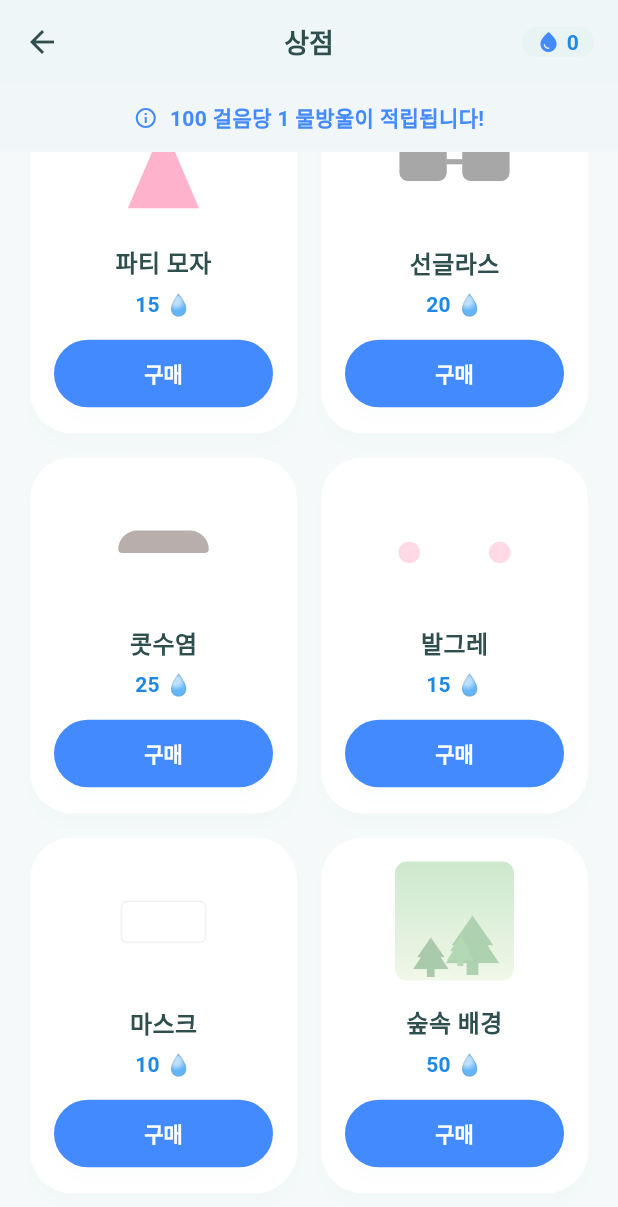
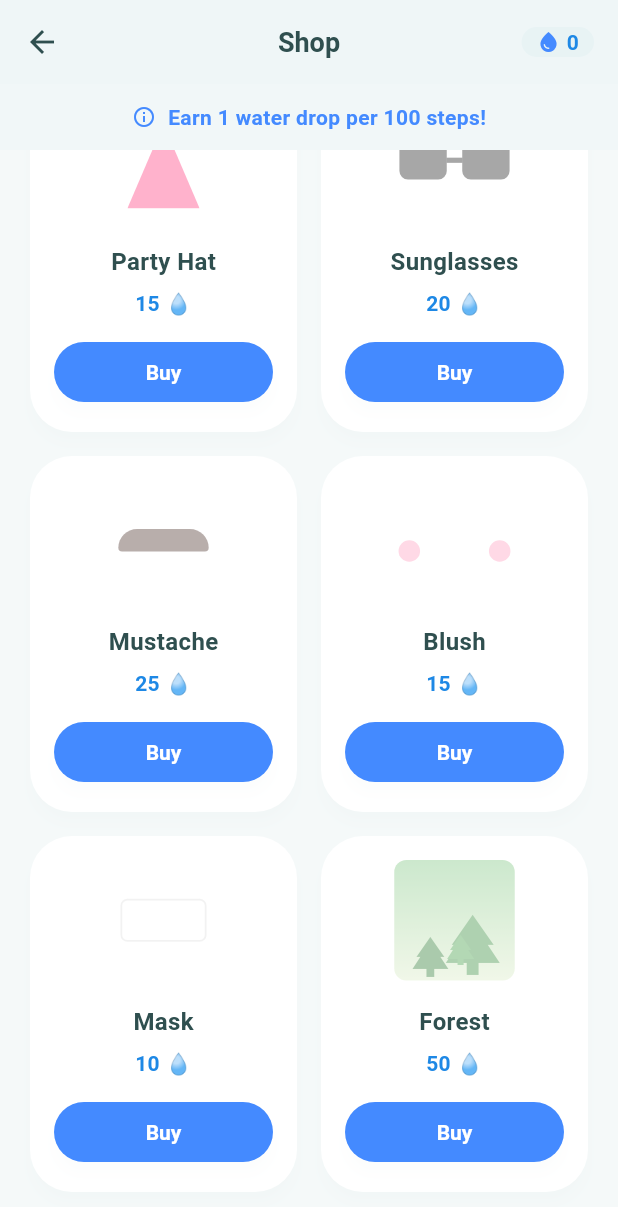
Before and after one commit to dduddupark/EnergySlime, a Flutter app: the ShopScreen screen opened directly, scrolled down 576 dp, on a phone screen of 412 x 824 dp. Shown: the top 1207 px of the screen. Run offline on Flutter 3.47's test engine with Material 3 defaults, Android fonts, the phone set to English and light mode, and no system bars; our stand-ins replace google_fonts, pedometer, permission_handler, shared_preferences, sqflite, table_calendar; missing offline and left inert: flutter_foreground_task, health; accounts and stored records are empty.

Commit message:
feat: localize hardcoded Korean text in shop, dashboard and foreground service to support both EN and KO

```diff
--- a/lib/data/services/foreground_task_handler.dart
+++ b/lib/data/services/foreground_task_handler.dart
@@ -1,6 +1,9 @@
 import 'dart:async';
 import 'package:flutter_foreground_task/flutter_foreground_task.dart';
 import 'package:pedometer/pedometer.dart';
+import 'dart:io';
+import 'package:flutter/material.dart';
+import '../../l10n/app_localizations.dart';
 
 @pragma('vm:entry-point')
 void startCallback() {
@@ -12,16 +15,20 @@ class PedometerTaskHandler extends TaskHandler {
 
   @override
   Future<void> onStart(DateTime timestamp, TaskStarter starter) async {
+    final languageCode = Platform.localeName.split('_')[0];
+    final locale = Locale(languageCode);
+    final l10n = lookupAppLocalizations(locale);
+
     FlutterForegroundTask.updateService(
       notificationTitle: 'Energy Slime',
-      notificationText: '걸음 수 데이터를 초기화 중입니다...',
+      notificationText: l10n.initStepData,
     );
     // 백그라운드에서 만보기 스트림 시작
     _stepSubscription = Pedometer.stepCountStream.listen((StepCount event) {
       // 센서 업데이트 시 노티피케이션 업데이트
       FlutterForegroundTask.updateService(
         notificationTitle: 'Energy Slime',
-        notificationText: '걸음 수 기록 중...', // 단순 상태 메시지만 표출
+        notificationText: l10n.trackingSteps,
       );
     });
   }
--- a/lib/l10n/app_en.arb
+++ b/lib/l10n/app_en.arb
@@ -54,5 +54,43 @@
     "placeholders": {
       "count": { "type": "int" }
     }
-  }
+  },
+
+  "purchasedItem": "Purchased {itemName}!",
+  "@purchasedItem": {
+    "placeholders": {
+      "itemName": { "type": "String", "example": "Red Hat" }
+    }
+  },
+  "notEnoughPoints": "Not enough points! Walk to collect water drops.",
+  "shopTitle": "Shop",
+  "earnPointRule": "Earn 1 water drop per 100 steps!",
+  "unequipBtn": "Unequip",
+  "equipBtn": "Equip",
+  "buyBtn": "Buy",
+  "purchaseHistoryTitle": "Purchase History",
+  "noPurchasedItems": "No purchased items yet.",
+  "categoryBg": "Background",
+  "categoryFace": "Face Deco",
+  "categoryHead": "Hat",
+  "statusEquipped": "Equipped",
+  "statusStored": "Stored",
+  "add100Points": "Add 100 Points",
+  "add100PointsSuccess": "💧 Test: 100 points granted! 💧",
+  "initStepData": "Initializing step data...",
+
+  "hat_red": "Red Cap",
+  "hat_crown": "Small Crown",
+  "hat_straw": "Straw Hat",
+  "hat_wizard": "Wizard Hat",
+  "hat_party": "Party Hat",
+  "face_glasses": "Sunglasses",
+  "face_mustache": "Mustache",
+  "face_blush": "Blush",
+  "face_mask": "Mask",
+  "bg_forest": "Forest",
+  "bg_space": "Space",
+  "bg_beach": "Beach",
+  "bg_city": "City",
+  "bg_snow": "Snowy Field"
 }
--- a/lib/l10n/app_ko.arb
+++ b/lib/l10n/app_ko.arb
@@ -27,5 +27,38 @@
   "slimeSpeechHungry": "배고파서 움직일 힘이 없어...\n({remaining}보 남음)",
   "slimeSpeechActive": "조금만 더!\n몸이 가벼워지고 있어!",
   "slimeSpeechParty": "오늘 최고야!\n나는 이제 무적의 슬라임!",
-  "stepUnit": "{count} 보"
+  "stepUnit": "{count} 보",
+
+  "purchasedItem": "{itemName}을(를) 구매했습니다!",
+  "notEnoughPoints": "포인트가 부족합니다! 걷기를 통해 물방울을 모아보세요.",
+  "shopTitle": "상점",
+  "earnPointRule": "100 걸음당 1 물방울이 적립됩니다!",
+  "unequipBtn": "장착 해제",
+  "equipBtn": "착용하기",
+  "buyBtn": "구매",
+  "purchaseHistoryTitle": "구매 내역",
+  "noPurchasedItems": "아직 구매한 아이템이 없습니다.",
+  "categoryBg": "배경",
+  "categoryFace": "얼굴 꾸미기",
+  "categoryHead": "모자",
+  "statusEquipped": "착용 중",
+  "statusStored": "보관 중",
+  "add100Points": "100 포인트 추가",
+  "add100PointsSuccess": "💧 테스트용: 100 포인트 지급 완료! 💧",
+  "initStepData": "걸음 수 데이터를 초기화 중입니다...",
+
+  "hat_red": "빨간 캡모자",
+  "hat_crown": "작은 왕관",
+  "hat_straw": "밀짚모자",
+  "hat_wizard": "마법사 모자",
+  "hat_party": "파티 모자",
+  "face_glasses": "선글라스",
+  "face_mustache": "콧수염",
+  "face_blush": "발그레",
+  "face_mask": "마스크",
+  "bg_forest": "숲속 배경",
+  "bg_space": "우주 배경",
+  "bg_beach": "해변 배경",
+  "bg_city": "도시 배경",
+  "bg_snow": "눈밭 배경"
 }
--- a/lib/l10n/app_localizations.dart
+++ b/lib/l10n/app_localizations.dart
@@ -253,6 +253,192 @@ abstract class AppLocalizations {
   /// In en, this message translates to:
   /// **'{count} Steps'**
   String stepUnit(int count);
+
+  /// No description provided for @purchasedItem.
+  ///
+  /// In en, this message translates to:
+  /// **'Purchased {itemName}!'**
+  String purchasedItem(String itemName);
+
+  /// No description provided for @notEnoughPoints.
+  ///
+  /// In en, this message translates to:
+  /// **'Not enough points! Walk to collect water drops.'**
+  String get notEnoughPoints;
+
+  /// No description provided for @shopTitle.
+  ///
+  /// In en, this message translates to:
+  /// **'Shop'**
+  String get shopTitle;
+
+  /// No description provided for @earnPointRule.
+  ///
+  /// In en, this message translates to:
+  /// **'Earn 1 water drop per 100 steps!'**
+  String get earnPointRule;
+
+  /// No description provided for @unequipBtn.
+  ///
+  /// In en, this message translates to:
+  /// **'Unequip'**
+  String get unequipBtn;
+
+  /// No description provided for @equipBtn.
+  ///
+  /// In en, this message translates to:
+  /// **'Equip'**
+  String get equipBtn;
+
+  /// No description provided for @buyBtn.
+  ///
+  /// In en, this message translates to:
+  /// **'Buy'**
+  String get buyBtn;
+
+  /// No description provided for @purchaseHistoryTitle.
+  ///
+  /// In en, this message translates to:
+  /// **'Purchase History'**
+  String get purchaseHistoryTitle;
+
+  /// No description provided for @noPurchasedItems.
+  ///
+  /// In en, this message translates to:
+  /// **'No purchased items yet.'**
+  String get noPurchasedItems;
+
+  /// No description provided for @categoryBg.
+  ///
+  /// In en, this message translates to:
+  /// **'Background'**
+  String get categoryBg;
+
+  /// No description provided for @categoryFace.
+  ///
+  /// In en, this message translates to:
+  /// **'Face Deco'**
+  String get categoryFace;
+
+  /// No description provided for @categoryHead.
+  ///
+  /// In en, this message translates to:
+  /// **'Hat'**
+  String get categoryHead;
+
+  /// No description provided for @statusEquipped.
+  ///
+  /// In en, this message translates to:
+  /// **'Equipped'**
+  String get statusEquipped;
+
+  /// No description provided for @statusStored.
+  ///
+  /// In en, this message translates to:
+  /// **'Stored'**
+  String get statusStored;
+
+  /// No description provided for @add100Points.
+  ///
+  /// In en, this message translates to:
+  /// **'Add 100 Points'**
+  String get add100Points;
+
+  /// No description provided for @add100PointsSuccess.
+  ///
+  /// In en, this message translates to:
+  /// **'💧 Test: 100 points granted! 💧'**
+  String get add100PointsSuccess;
+
+  /// No description provided for @initStepData.
+  ///
+  /// In en, this message translates to:
+  /// **'Initializing step data...'**
+  String get initStepData;
+
+  /// No description provided for @hat_red.
+  ///
+  /// In en, this message translates to:
+  /// **'Red Cap'**
+  String get hat_red;
+
+  /// No description provided for @hat_crown.
+  ///
+  /// In en, this message translates to:
+  /// **'Small Crown'**
+  String get hat_crown;
+
+  /// No description provided for @hat_straw.
+  ///
+  /// In en, this message translates to:
+  /// **'Straw Hat'**
+  String get hat_straw;
+
+  /// No description provided for @hat_wizard.
+  ///
+  /// In en, this message translates to:
+  /// **'Wizard Hat'**
+  String get hat_wizard;
+
+  /// No description provided for @hat_party.
+  ///
+  /// In en, this message translates to:
+  /// **'Party Hat'**
+  String get hat_party;
+
+  /// No description provided for @face_glasses.
+  ///
+  /// In en, this message translates to:
+  /// **'Sunglasses'**
+  String get face_glasses;
+
+  /// No description provided for @face_mustache.
+  ///
+  /// In en, this message translates to:
+  /// **'Mustache'**
+  String get face_mustache;
+
+  /// No description provided for @face_blush.
+  ///
+  /// In en, this message translates to:
+  /// **'Blush'**
+  String get face_blush;
+
+  /// No description provided for @face_mask.
+  ///
+  /// In en, this message translates to:
+  /// **'Mask'**
+  String get face_mask;
+
+  /// No description provided for @bg_forest.
+  ///
+  /// In en, this message translates to:
+  /// **'Forest'**
+  String get bg_forest;
+
+  /// No description provided for @bg_space.
+  ///
+  /// In en, this message translates to:
+  /// **'Space'**
+  String get bg_space;
+
+  /// No description provided for @bg_beach.
+  ///
+  /// In en, this message translates to:
+  /// **'Beach'**
+  String get bg_beach;
+
+  /// No description provided for @bg_city.
+  ///
+  /// In en, this message translates to:
+  /// **'City'**
+  String get bg_city;
+
+  /// No description provided for @bg_snow.
+  ///
+  /// In en, this message translates to:
+  /// **'Snowy Field'**
+  String get bg_snow;
 }
 
 class _AppLocalizationsDelegate
--- /dev/null
+++ b/lib/l10n/item_localization.dart
@@ -0,0 +1,23 @@
+import 'package:flutter/material.dart';
+import 'app_localizations.dart';
+
+String getLocalizedItemName(BuildContext context, String itemId) {
+  final l10n = AppLocalizations.of(context)!;
+  switch (itemId) {
+    case 'hat_red': return l10n.hat_red;
+    case 'hat_crown': return l10n.hat_crown;
+    case 'hat_straw': return l10n.hat_straw;
+    case 'hat_wizard': return l10n.hat_wizard;
+    case 'hat_party': return l10n.hat_party;
+    case 'face_glasses': return l10n.face_glasses;
+    case 'face_mustache': return l10n.face_mustache;
+    case 'face_blush': return l10n.face_blush;
+    case 'face_mask': return l10n.face_mask;
+    case 'bg_forest': return l10n.bg_forest;
+    case 'bg_space': return l10n.bg_space;
+    case 'bg_beach': return l10n.bg_beach;
+    case 'bg_city': return l10n.bg_city;
+    case 'bg_snow': return l10n.bg_snow;
+    default: return itemId;
+  }
+}
--- a/lib/ui/dashboard/dashboard_screen.dart
+++ b/lib/ui/dashboard/dashboard_screen.dart
@@ -422,7 +422,7 @@ class _DashboardScreenState extends State<DashboardScreen> with WidgetsBindingOb
 
                 ListTile(
                   leading: const Icon(Icons.water_drop, color: Colors.blueAccent),
-                  title: const Text('100 포인트 추가', style: TextStyle(color: Colors.blueAccent, fontWeight: FontWeight.bold)),
+                  title: Text(AppLocalizations.of(context)!.add100Points, style: const TextStyle(color: Colors.blueAccent, fontWeight: FontWeight.bold)),
                   onTap: () async {
                     Navigator.pop(context);
                     final currentPoints = await ShopStorageService().loadPoints();
@@ -430,7 +430,7 @@ class _DashboardScreenState extends State<DashboardScreen> with WidgetsBindingOb
                     _loadPoints();
                     if (mounted) {
                       ScaffoldMessenger.of(context).showSnackBar(
-                        const SnackBar(content: Text('💧 테스트용: 100 포인트 지급 완료! 💧')),
+                        SnackBar(content: Text(AppLocalizations.of(context)!.add100PointsSuccess)),
                       );
                     }
                   },
--- a/lib/ui/shop/shop_screen.dart
+++ b/lib/ui/shop/shop_screen.dart
@@ -3,6 +3,8 @@ import '../../data/models/shop_item.dart';
 import '../../data/services/shop_storage_service.dart';
 import 'shop_item_visual.dart';
 import 'purchase_history_screen.dart';
+import '../../l10n/app_localizations.dart';
+import '../../l10n/item_localization.dart';
 
 class ShopScreen extends StatefulWidget {
   @override
@@ -41,11 +43,11 @@ class _ShopScreenState extends State<ShopScreen> {
       await _storageService.saveItems(_items);
 
       ScaffoldMessenger.of(context).showSnackBar(
-        SnackBar(content: Text('${item.name}을(를) 구매했습니다!')),
+        SnackBar(content: Text(AppLocalizations.of(context)!.purchasedItem(getLocalizedItemName(context, item.id)))),
       );
     } else {
       ScaffoldMessenger.of(context).showSnackBar(
-        const SnackBar(content: Text('포인트가 부족합니다! 걷기를 통해 물방울을 모아보세요.')),
+        SnackBar(content: Text(AppLocalizations.of(context)!.notEnoughPoints)),
       );
     }
   }
@@ -82,7 +84,7 @@ class _ShopScreenState extends State<ShopScreen> {
     return Scaffold(
       backgroundColor: Theme.of(context).scaffoldBackgroundColor,
       appBar: AppBar(
-        title: const Text('상점', style: TextStyle(fontWeight: FontWeight.bold)),
+        title: Text(AppLocalizations.of(context)!.shopTitle, style: const TextStyle(fontWeight: FontWeight.bold)),
         backgroundColor: Theme.of(context).appBarTheme.backgroundColor,
         centerTitle: true,
         actions: [
@@ -124,9 +126,9 @@ class _ShopScreenState extends State<ShopScreen> {
               children: [
                 const Icon(Icons.info_outline, size: 16, color: Colors.blueAccent),
                 const SizedBox(width: 8),
-                const Text(
-                  '100 걸음당 1 물방울이 적립됩니다!',
-                  style: TextStyle(fontWeight: FontWeight.bold, color: Colors.blueAccent),
+                Text(
+                  AppLocalizations.of(context)!.earnPointRule,
+                  style: const TextStyle(fontWeight: FontWeight.bold, color: Colors.blueAccent),
                 ),
               ],
             ),
@@ -170,7 +172,7 @@ class _ShopScreenState extends State<ShopScreen> {
                   ),
                 ),
                 Text(
-                  item.name,
+                  getLocalizedItemName(context, item.id),
                   style: const TextStyle(fontWeight: FontWeight.bold, fontSize: 16),
                 ),
                 const SizedBox(height: 6),
@@ -205,10 +207,10 @@ class _ShopScreenState extends State<ShopScreen> {
                     },
                     child: Text(
                       item.isEquipped
-                          ? '장착 해제'
+                          ? AppLocalizations.of(context)!.unequipBtn
                           : item.isPurchased
-                              ? '착용하기'
-                              : '구매',
+                              ? AppLocalizations.of(context)!.equipBtn
+                              : AppLocalizations.of(context)!.buyBtn,
                       style: const TextStyle(color: Colors.white, fontWeight: FontWeight.bold),
                     ),
                   ),
```
Also changed, not shown: lib/l10n/app_localizations_en.dart (+96 -0 lines), lib/l10n/app_localizations_ko.dart (+95 -0 lines), lib/ui/shop/purchase_history_screen.dart (+12 -10 lines).
